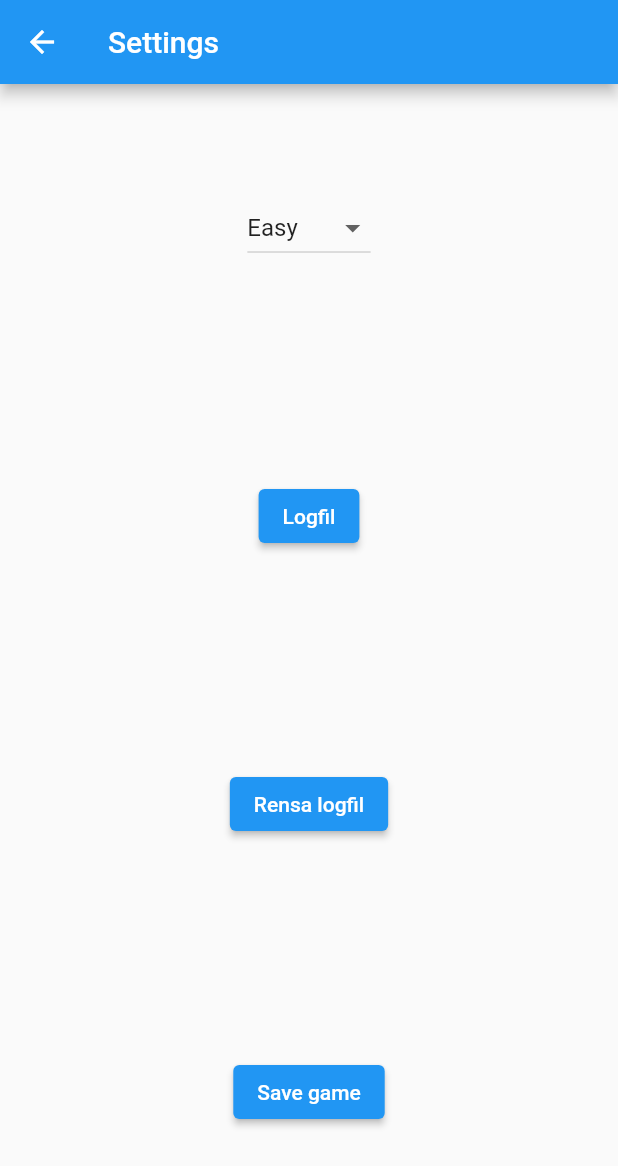
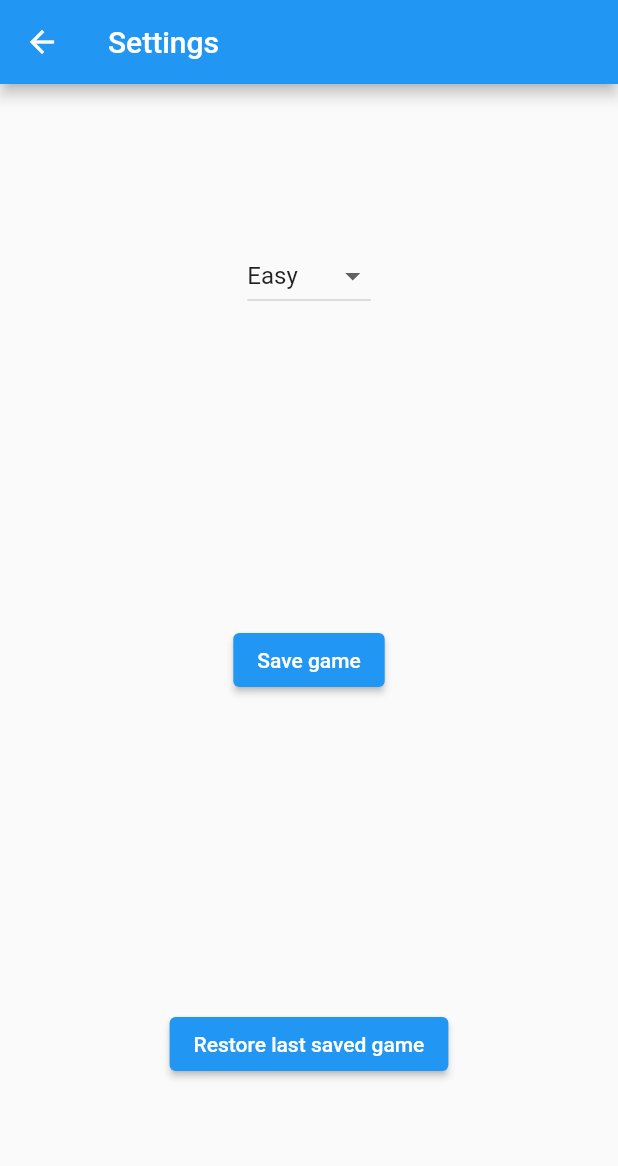
Before and after one commit to Meconer/minesweeper, a Flutter app: the screen it shows after launch, after a tap on the "menu" icon, on a phone screen of 412 x 824 dp. Shown: the top 1166 px of the screen. Run offline on Flutter 3.47's test engine with Material 2 defaults, Android fonts, the phone set to English and light mode, and no system bars; our stand-ins replace flutter_inset_box_shadow, flutter_riverpod, logger, shared_preferences.

Commit message:
Added functionality to save a game

```diff
--- a/lib/controllers/game_controller.dart
+++ b/lib/controllers/game_controller.dart
@@ -97,6 +97,22 @@ class GameController extends StateNotifier<GameState> {
     }
     state = state.copyWith(board: board, settings: gameSettings);
   }
+
+  GameSettings getSettings() {
+    return state.settings;
+  }
+
+  isFlagging() {
+    return state.isFlagging;
+  }
+
+  void loadState(GameState restoredState) {
+    state = restoredState;
+  }
+
+  getCell(int index) {
+    return state.board.cells[index];
+  }
 }
 
 final gameStateProvider =
--- a/lib/pages/game_page.dart
+++ b/lib/pages/game_page.dart
@@ -7,7 +7,6 @@ import 'package:minesweeper/services/my_log_printer.dart';
 
 import '../widgets/game_button.dart';
 import '../widgets/game_grid.dart';
-import '../models/game_state.dart';
 import 'settings_page.dart';
 
 class GamePage extends ConsumerWidget {
@@ -25,10 +24,10 @@ class GamePage extends ConsumerWidget {
   @override
   Widget build(BuildContext context, WidgetRef ref) {
     final gameController = ref.watch(gameStateProvider.notifier);
-    final GameState gameState = ref.watch(gameStateProvider);
     logger.d('Rebuild');
 
     return Scaffold(
+      backgroundColor: Colors.grey[300],
       appBar: AppBar(
         title: const Text('Minesweeper'),
         backgroundColor: Colors.grey[500],
@@ -67,11 +66,11 @@ class GamePage extends ConsumerWidget {
                     icon: Icons.refresh,
                     callback: () {
                       gameController.initGameBoard(
-                          gameSettings: gameState.settings);
+                          gameSettings: gameController.getSettings());
                     },
                   ),
                   GameButton(
-                      icon: gameState.isFlagging
+                      icon: gameController.isFlagging()
                           ? Icons.flag_rounded
                           : Icons.arrow_downward_rounded,
                       callback: () {
--- a/lib/pages/settings_page.dart
+++ b/lib/pages/settings_page.dart
@@ -1,8 +1,11 @@
+import 'package:flutter/foundation.dart';
 import 'package:flutter/material.dart';
 import 'package:flutter_riverpod/flutter_riverpod.dart';
 import 'package:minesweeper/models/game_settings.dart';
 import 'package:minesweeper/controllers/game_controller.dart';
+import 'package:minesweeper/models/game_state.dart';
 import 'package:minesweeper/pages/log_file_page.dart';
+import 'package:minesweeper/services/game_saver.dart';
 import 'package:minesweeper/services/log_to_file.dart';
 
 class SettingsPage extends ConsumerWidget {
@@ -19,7 +22,7 @@ class SettingsPage extends ConsumerWidget {
 
   @override
   Widget build(BuildContext context, WidgetRef ref) {
-    var gameSettings = ref.watch(gameStateProvider).settings;
+    var gameState = ref.watch(gameStateProvider);
     return Scaffold(
       appBar: AppBar(title: const Text('Settings')),
       body: Center(
@@ -28,20 +31,22 @@ class SettingsPage extends ConsumerWidget {
           children: [
             DropdownButton<String>(
               items: dropDownMenuItems,
-              value: gameSettings.settingName,
+              value: gameState.settings.settingName,
               onChanged: (value) {
-                gameSettings = GameSettings.byName(value)!;
+                gameState.settings = GameSettings.byName(value)!;
                 ref
                     .read(gameStateProvider.notifier)
-                    .changeSettings(gameSettings);
+                    .changeSettings(gameState.settings);
               },
             ),
+            if (kDebugMode)
               ElevatedButton(
                 onPressed: () async {
                   await Navigator.of(context).pushNamed(LogFilePage.routeName);
                 },
                 child: const Text('Logfil'),
               ),
+            if (kDebugMode)
               ElevatedButton(
                 onPressed: () async {
                   await LogToFile().clearLogFile();
@@ -49,8 +54,13 @@ class SettingsPage extends ConsumerWidget {
                 child: const Text('Rensa logfil'),
               ),
             ElevatedButton(
-              onPressed: () => saveGame(),
+              onPressed: () => saveGame(gameState),
               child: const Text('Save game'),
+            ),
+            ElevatedButton(
+              onPressed: () =>
+                  restoreGame(ref.read(gameStateProvider.notifier)),
+              child: const Text('Restore last saved game'),
             ),
           ],
         ),
@@ -58,5 +68,12 @@ class SettingsPage extends ConsumerWidget {
     );
   }
 
-  saveGame() {}
+  void saveGame(GameState state) {
+    GameSaver().saveGame(state);
   }
+
+  Future<void> restoreGame(GameController controller) async {
+    final restoredState = GameSaver().restoreGame();
+    controller.loadState(await restoredState);
+  }
+}
--- a/lib/widgets/game_grid.dart
+++ b/lib/widgets/game_grid.dart
@@ -1,3 +1,5 @@
+import 'dart:math';
+
 import 'package:flutter/material.dart';
 import 'package:flutter_riverpod/flutter_riverpod.dart';
 import 'package:logger/logger.dart';
@@ -15,14 +17,28 @@ class GameGrid extends ConsumerWidget {
 
     return Padding(
       padding: const EdgeInsets.all(24.0),
+      child: LayoutBuilder(builder: (context, constraints) {
+        var width = constraints.maxWidth;
+        var height = constraints.maxHeight;
+        var size = min(width, height);
+
+        return SizedBox(
+          width: size,
+          height: size,
           child: GridView.builder(
               physics: const NeverScrollableScrollPhysics(),
-          itemCount: gameState.board.boardWidth * gameState.board.boardWidth,
+              itemCount:
+                  gameState.board.boardWidth * gameState.board.boardWidth,
               gridDelegate: SliverGridDelegateWithFixedCrossAxisCount(
-              crossAxisCount: gameState.board.boardWidth),
+                crossAxisCount: gameState.board.boardWidth,
+                mainAxisExtent: height / gameState.board.boardWidth,
+                childAspectRatio: 1.0,
+              ),
               itemBuilder: (context, index) {
                 return GridButton(index);
               }),
         );
+      }),
+    );
   }
 }
--- a/lib/widgets/grid_button.dart
+++ b/lib/widgets/grid_button.dart
@@ -17,21 +17,20 @@ class GridButton extends ConsumerWidget {
 
   @override
   Widget build(BuildContext context, WidgetRef ref) {
-    final gameState = ref.watch(gameStateProvider);
-    final gameStateNotifier = ref.watch(gameStateProvider.notifier);
+    final gameController = ref.watch(gameStateProvider.notifier);
 
-    final cellContent = gameState.board.cells[index];
+    final cellContent = gameController.getCell(index);
 
     return GestureDetector(
       onTap: () {
         logger.d('Cell $index tapped');
         HapticFeedback.selectionClick();
-        gameStateNotifier.tapCell(index);
+        gameController.tapCell(index);
       },
       onLongPress: (() {
         logger.d('Cell $index longpressed');
         HapticFeedback.vibrate();
-        gameStateNotifier.longPressCell(index);
+        gameController.longPressCell(index);
       }),
       child: Padding(
         padding: const EdgeInsets.all(1.50),
```
Also changed, not shown: lib/models/board.dart (+32 -1 lines), lib/models/game_cell_content.dart (+33 -0 lines), lib/models/game_settings.dart (+19 -0 lines), lib/models/game_state.dart (+20 -1 lines), lib/services/game_saver.dart (+35 -4 lines), lib/services/log_to_file.dart (+7 -5 lines). Lines whose indentation alone changed are shown as unchanged.
